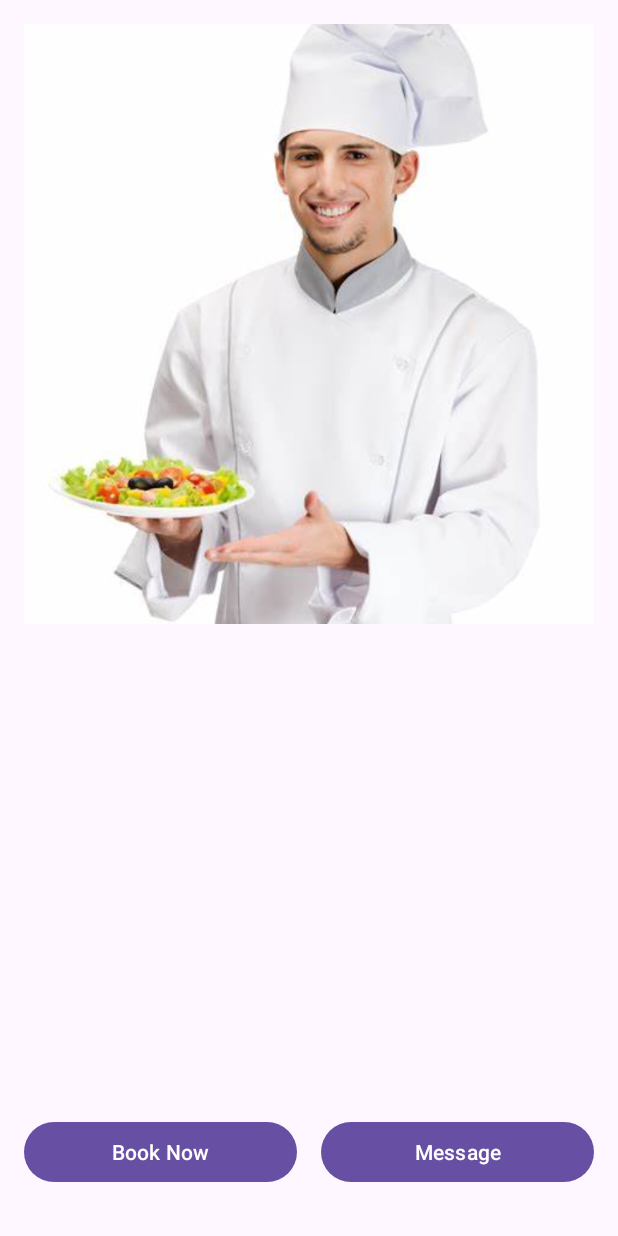
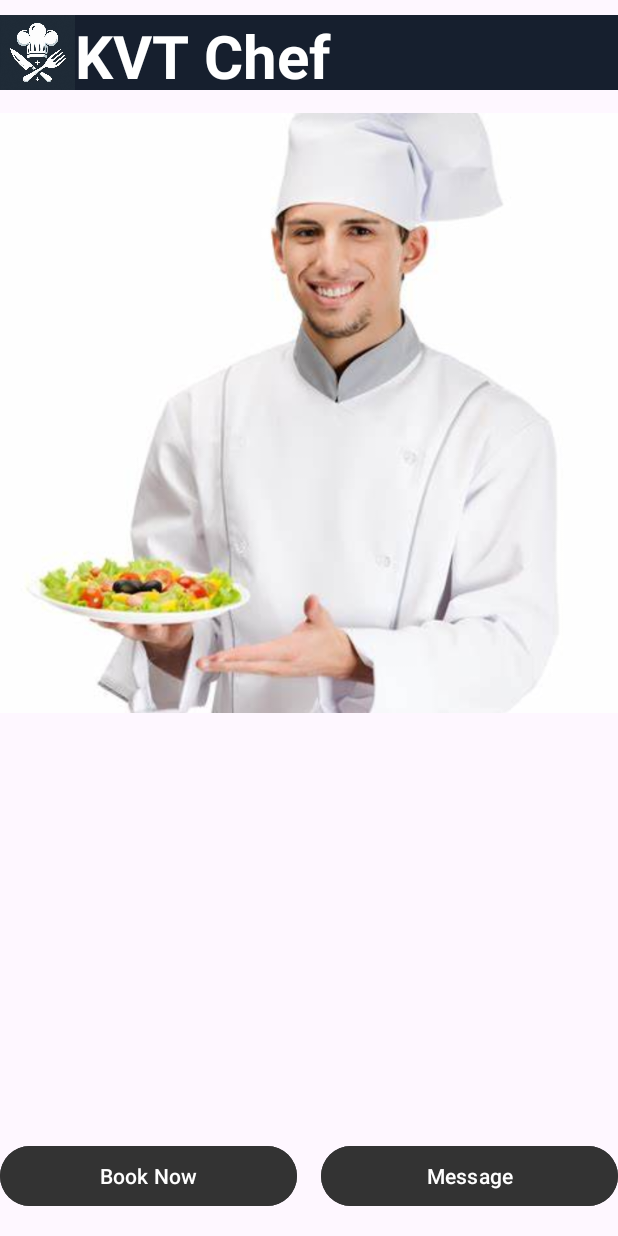
Before and after one commit to KalpeshMali54/kvtcheaf, an Android app: the ChefDetailActivity screen opened directly, with no data from a screen before it, on a phone screen of 412 x 824 dp. Run offline under Robolectric (Android 15) with nearby library versions, the phone set to English and light mode, and no system bars.

Commit message:
this is my second

```diff
--- a/app/src/main/java/com/example/kvtcheaf/ChefDetailActivity.kt
+++ b/app/src/main/java/com/example/kvtcheaf/ChefDetailActivity.kt
@@ -1,5 +1,6 @@
 package com.example.kvtcheaf
 
+import android.content.Intent
 import android.os.Bundle
 import android.widget.Button
 import android.widget.ImageView
@@ -35,7 +36,8 @@ class ChefDetailActivity : AppCompatActivity() {
 
         messageButton.setOnClickListener {
             Toast.makeText(this, "Messaging ${name}", Toast.LENGTH_SHORT).show()
-            // You can launch messaging/chat page here
+            val intent = Intent(this,order::class.java)
+            startActivity(intent)
         }
     }
 }
--- a/app/src/main/res/layout/activity_chef5.xml
+++ b/app/src/main/res/layout/activity_chef5.xml
@@ -5,7 +5,7 @@
     android:id="@+id/main"
     android:layout_width="match_parent"
     android:layout_height="match_parent"
-    tools:context=".cheaf1">
+    >
 
     <LinearLayout
         android:layout_width="match_parent"
--- a/app/src/main/res/layout/activity_chef_detail.xml
+++ b/app/src/main/res/layout/activity_chef_detail.xml
@@ -1,15 +1,43 @@
-<LinearLayout
-    xmlns:android="http://schemas.android.com/apk/res/android"
+<LinearLayout xmlns:android="http://schemas.android.com/apk/res/android"
     android:layout_width="match_parent"
     android:layout_height="match_parent"
+    xmlns:app="http://schemas.android.com/apk/res-auto"
     android:orientation="vertical"
-    android:padding="16dp">
+    >
+    <LinearLayout
+        android:layout_width="match_parent"
+        android:layout_height="50dp"
+        android:layout_marginTop="10dp"
+        android:background="@drawable/top"
+        android:orientation="horizontal">
+
+        <ImageView
+            android:id="@+id/imageView8"
+            android:layout_width="50dp"
+            android:layout_height="match_parent"
+            android:background="@android:color/transparent"
+            app:srcCompat="@drawable/cheaf" />
+
+        <TextView
+            android:id="@+id/textView6"
+            android:layout_width="wrap_content"
+            android:layout_height="wrap_content"
+            android:layout_weight="1"
+            android:text="KVT Chef"
+            android:textColor="@color/white"
+            android:textSize="40dp"
+            android:textStyle="bold" />
+    </LinearLayout>
+
 
     <ImageView
         android:id="@+id/chefImageDetail"
         android:layout_width="match_parent"
         android:layout_height="400dp"
+        android:layout_marginTop="15dp"
+        android:backgroundTint="#333333"
         android:scaleType="centerCrop" />
+
 
     <TextView
         android:id="@+id/chefNameDetail"
@@ -38,6 +66,7 @@
             android:layout_width="0dp"
             android:layout_height="wrap_content"
             android:layout_weight="1"
+            android:backgroundTint="#333333"
             android:text="Book Now" />
 
         <Space
@@ -48,6 +77,7 @@
             android:id="@+id/btnMessage"
             android:layout_width="0dp"
             android:layout_height="wrap_content"
+            android:backgroundTint="#333333"
             android:layout_weight="1"
             android:text="Message" />
     </LinearLayout>
--- a/app/src/main/res/layout/activity_order.xml
+++ b/app/src/main/res/layout/activity_order.xml
@@ -19,8 +19,6 @@
         android:text="TextView"
         android:textSize="20dp"
         android:textStyle="bold"
-
-
         />
 
     <Button
@@ -31,7 +29,6 @@
         android:gravity="center"
         android:layout_marginTop="150dp"
         android:text="Goback"
-        android:textSize="10dp"
         android:textStyle="bold" />
 
 
--- a/build.gradle.kts
+++ b/build.gradle.kts
@@ -4,4 +4,5 @@ plugins {
     alias(libs.plugins.jetbrains.kotlin.android) apply false
     alias(libs.plugins.google.gms.google.services) apply false
     alias(libs.plugins.google.firebase.crashlytics) apply false
+
 }
--- a/gradle/libs.versions.toml
+++ b/gradle/libs.versions.toml
@@ -1,5 +1,5 @@
 [versions]
-agp = "8.8.1"
+agp = "8.9.1"
 kotlin = "1.9.0"
 coreKtx = "1.15.0"
 junit = "4.13.2"
```
Also changed, not shown: app/src/main/java/com/example/kvtcheaf/MainActivity.kt (+0 -8 lines).
